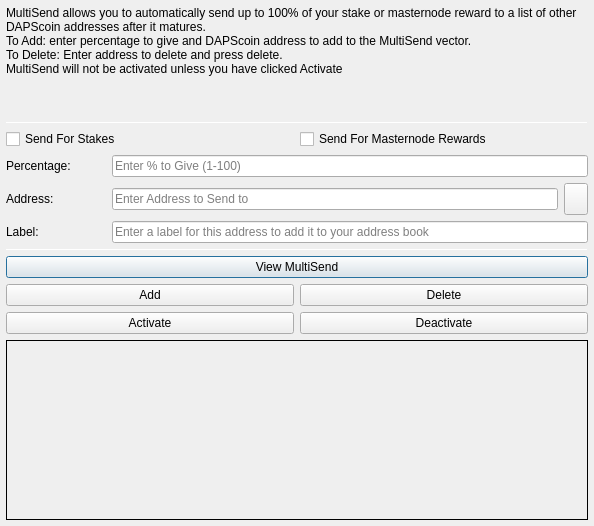
Qt form src/qt/forms/multisenddialog.ui (pedrorv0106/DAPS) before a commit.
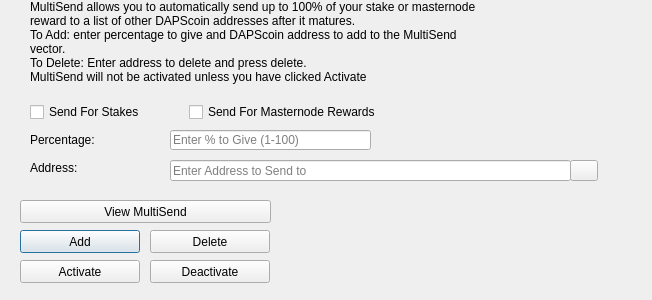
The same form after that commit. Icons and pictures are not drawn.

Commit message: DAPS-54 Change name and short name of the PIVX coin to DAPScoin | DAPS

```diff
--- a/src/qt/forms/multisenddialog.ui
+++ b/src/qt/forms/multisenddialog.ui
@@ -9,106 +9,22 @@
    <rect>
     <x>0</x>
     <y>0</y>
-    <width>594</width>
-    <height>526</height>
+    <width>652</width>
+    <height>300</height>
    </rect>
   </property>
   <property name="windowTitle">
    <string>MultiSend</string>
   </property>
-  <layout class="QVBoxLayout" name="verticalLayout" stretch="0">
-   <property name="leftMargin">
-    <number>6</number>
-   </property>
-   <property name="topMargin">
-    <number>6</number>
-   </property>
-   <property name="rightMargin">
-    <number>6</number>
-   </property>
-   <property name="bottomMargin">
-    <number>6</number>
-   </property>
-   <item>
-    <layout class="QVBoxLayout" name="verticalLayout_Main" stretch="1,1,1,0,1,1,1">
-     <item>
-      <widget class="QLabel" name="label_2">
-       <property name="lineWidth">
-        <number>1</number>
-       </property>
-       <property name="text">
-        <string>MultiSend allows you to automatically send up to 100% of your stake or masternode reward to a list of other DAPScoin addresses after it matures.
-To Add: enter percentage to give and DAPScoin address to add to the MultiSend vector.
-To Delete: Enter address to delete and press delete.
-MultiSend will not be activated unless you have clicked Activate</string>
-       </property>
-       <property name="alignment">
-        <set>Qt::AlignLeading|Qt::AlignLeft|Qt::AlignTop</set>
-       </property>
-       <property name="wordWrap">
-        <bool>true</bool>
-       </property>
-      </widget>
-     </item>
-     <item>
-      <widget class="Line" name="line">
-       <property name="minimumSize">
-        <size>
-         <width>0</width>
-         <height>1</height>
-        </size>
-       </property>
-       <property name="maximumSize">
-        <size>
-         <width>16777215</width>
-         <height>1</height>
-        </size>
-       </property>
-       <property name="orientation">
-        <enum>Qt::Horizontal</enum>
-       </property>
-      </widget>
-     </item>
-     <item>
-      <layout class="QVBoxLayout" name="verticalLayout_Settings">
-       <item>
-        <layout class="QHBoxLayout" name="horizontalLayout">
-         <item>
-          <widget class="QCheckBox" name="multiSendStakeCheckBox">
-           <property name="text">
-            <string>Send For Stakes</string>
-           </property>
-          </widget>
-         </item>
-         <item>
-          <widget class="QCheckBox" name="multiSendMasternodeCheckBox">
-           <property name="text">
-            <string>Send For Masternode Rewards</string>
-           </property>
-          </widget>
-         </item>
-        </layout>
-       </item>
-       <item>
-        <layout class="QHBoxLayout" name="horizontalLayout_6">
-         <item>
-          <widget class="QLabel" name="label">
-           <property name="minimumSize">
-            <size>
-             <width>100</width>
-             <height>0</height>
-            </size>
-           </property>
-           <property name="toolTip">
-            <string>Percentage of stake to send</string>
-           </property>
-           <property name="text">
-            <string>Percentage:</string>
-           </property>
-          </widget>
-         </item>
-         <item>
           <widget class="QLineEdit" name="multiSendPercentEdit">
+   <property name="geometry">
+    <rect>
+     <x>170</x>
+     <y>130</y>
+     <width>201</width>
+     <height>20</height>
+    </rect>
+   </property>
            <property name="toolTip">
             <string>Enter whole numbers 1 - 100</string>
            </property>
@@ -116,29 +32,15 @@
             <string>Enter % to Give (1-100)</string>
            </property>
           </widget>
-         </item>
-        </layout>
-       </item>
-       <item>
-        <layout class="QHBoxLayout" name="horizontalLayout_7">
-         <item>
-          <widget class="QLabel" name="label_5">
-           <property name="minimumSize">
-            <size>
-             <width>100</width>
-             <height>0</height>
-            </size>
-           </property>
-           <property name="toolTip">
-            <string>Address to send portion of stake to</string>
-           </property>
-           <property name="text">
-            <string>Address:</string>
-           </property>
-          </widget>
-         </item>
-         <item>
           <widget class="QLineEdit" name="multiSendAddressEdit">
+   <property name="geometry">
+    <rect>
+     <x>170</x>
+     <y>160</y>
+     <width>401</width>
+     <height>21</height>
+    </rect>
+   </property>
            <property name="toolTip">
             <string/>
            </property>
@@ -146,14 +48,87 @@
             <string>Enter Address to Send to</string>
            </property>
           </widget>
-         </item>
-         <item>
-          <widget class="QToolButton" name="addressBookButton">
-           <property name="maximumSize">
-            <size>
-             <width>16777215</width>
-             <height>32</height>
-            </size>
+  <widget class="QLabel" name="label_2">
+   <property name="geometry">
+    <rect>
+     <x>30</x>
+     <y>0</y>
+     <width>451</width>
+     <height>121</height>
+    </rect>
+   </property>
+   <property name="lineWidth">
+    <number>1</number>
+   </property>
+   <property name="text">
+    <string>MultiSend allows you to automatically send up to 100% of your stake or masternode reward to a list of other DAPScoin addresses after it matures.
+To Add: enter percentage to give and DAPScoin address to add to the MultiSend vector.
+To Delete: Enter address to delete and press delete.
+MultiSend will not be activated unless you have clicked Activate</string>
+   </property>
+   <property name="alignment">
+    <set>Qt::AlignLeading|Qt::AlignLeft|Qt::AlignTop</set>
+   </property>
+   <property name="wordWrap">
+    <bool>true</bool>
+   </property>
+  </widget>
+  <widget class="QLabel" name="message">
+   <property name="geometry">
+    <rect>
+     <x>290</x>
+     <y>200</y>
+     <width>351</width>
+     <height>91</height>
+    </rect>
+   </property>
+   <property name="text">
+    <string/>
+   </property>
+  </widget>
+  <widget class="QPushButton" name="addButton">
+   <property name="geometry">
+    <rect>
+     <x>20</x>
+     <y>230</y>
+     <width>120</width>
+     <height>23</height>
+    </rect>
+   </property>
+   <property name="toolTip">
+    <string/>
+   </property>
+   <property name="statusTip">
+    <string>Add to MultiSend Vector</string>
+   </property>
+   <property name="text">
+    <string>Add</string>
+   </property>
+  </widget>
+  <widget class="QPushButton" name="disableButton">
+   <property name="geometry">
+    <rect>
+     <x>150</x>
+     <y>260</y>
+     <width>120</width>
+     <height>23</height>
+    </rect>
+   </property>
+   <property name="statusTip">
+    <string>Deactivate MultiSend</string>
+   </property>
+   <property name="text">
+    <string>Deactivate</string>
+   </property>
+  </widget>
+  <widget class="QPushButton" name="addressBookButton">
+   <property name="geometry">
+    <rect>
+     <x>570</x>
+     <y>160</y>
+     <width>28</width>
+     <height>21</height>
+    </rect>
            </property>
            <property name="toolTip">
             <string>Choose an address from the address book</string>
@@ -168,61 +143,19 @@
            <property name="shortcut">
             <string>Alt+A</string>
            </property>
-          </widget>
-         </item>
-        </layout>
-       </item>
-      </layout>
-     </item>
-     <item>
-      <layout class="QHBoxLayout" name="horizontalLayout_3">
-       <item>
-        <widget class="QLabel" name="label_3">
-         <property name="minimumSize">
-          <size>
-           <width>100</width>
-           <height>0</height>
-          </size>
-         </property>
-         <property name="text">
-          <string>Label:</string>
-         </property>
-        </widget>
-       </item>
-       <item>
-        <widget class="QLineEdit" name="labelAddressLabelEdit">
-         <property name="placeholderText">
-          <string>Enter a label for this address to add it to your address book</string>
-         </property>
-        </widget>
-       </item>
-      </layout>
-     </item>
-     <item>
-      <widget class="Line" name="line_2">
-       <property name="minimumSize">
-        <size>
-         <width>0</width>
-         <height>1</height>
-        </size>
-       </property>
-       <property name="maximumSize">
-        <size>
-         <width>16777215</width>
-         <height>1</height>
-        </size>
-       </property>
-       <property name="orientation">
-        <enum>Qt::Horizontal</enum>
-       </property>
-      </widget>
-     </item>
-     <item>
-      <layout class="QVBoxLayout" name="verticalLayout_Buttons">
-       <item>
-        <layout class="QHBoxLayout" name="horizontalLayout_4">
-         <item>
-          <widget class="QPushButton" name="viewButton">
+   <property name="autoDefault">
+    <bool>false</bool>
+   </property>
+  </widget>
+  <widget class="QLabel" name="label">
+   <property name="geometry">
+    <rect>
+     <x>30</x>
+     <y>130</y>
+     <width>121</width>
+     <height>20</height>
+    </rect>
+   </property>
            <property name="toolTip">
             <string/>
            </property>
@@ -230,16 +163,18 @@
             <string>View MultiSend Vector</string>
            </property>
            <property name="text">
-            <string>View MultiSend</string>
-           </property>
-          </widget>
-         </item>
-        </layout>
-       </item>
-       <item>
-        <layout class="QHBoxLayout" name="horizontalLayout_2">
-         <item>
-          <widget class="QPushButton" name="addButton">
+    <string>Percentage:</string>
+   </property>
+  </widget>
+  <widget class="QLabel" name="label_5">
+   <property name="geometry">
+    <rect>
+     <x>30</x>
+     <y>160</y>
+     <width>111</width>
+     <height>16</height>
+    </rect>
+   </property>
            <property name="toolTip">
             <string/>
            </property>
@@ -247,12 +182,18 @@
             <string>Add to MultiSend Vector</string>
            </property>
            <property name="text">
-            <string>Add</string>
-           </property>
-          </widget>
-         </item>
-         <item>
+    <string>Address:</string>
+   </property>
+  </widget>
           <widget class="QPushButton" name="deleteButton">
+   <property name="geometry">
+    <rect>
+     <x>150</x>
+     <y>230</y>
+     <width>120</width>
+     <height>23</height>
+    </rect>
+   </property>
            <property name="toolTip">
             <string/>
            </property>
@@ -263,13 +204,15 @@
             <string>Delete</string>
            </property>
           </widget>
-         </item>
-        </layout>
-       </item>
-       <item>
-        <layout class="QHBoxLayout" name="horizontalLayout_5">
-         <item>
           <widget class="QPushButton" name="activateButton">
+   <property name="geometry">
+    <rect>
+     <x>20</x>
+     <y>260</y>
+     <width>120</width>
+     <height>23</height>
+    </rect>
+   </property>
            <property name="statusTip">
             <string>Activate MultiSend</string>
            </property>
@@ -277,55 +220,51 @@
             <string>Activate</string>
            </property>
           </widget>
-         </item>
-         <item>
-          <widget class="QPushButton" name="disableButton">
-           <property name="statusTip">
-            <string>Deactivate MultiSend</string>
-           </property>
-           <property name="text">
-            <string>Deactivate</string>
-           </property>
-          </widget>
-         </item>
-        </layout>
-       </item>
-      </layout>
-     </item>
-     <item>
-      <widget class="QLabel" name="message">
-       <property name="minimumSize">
-        <size>
-         <width>0</width>
-         <height>180</height>
-        </size>
-       </property>
-       <property name="frameShape">
-        <enum>QFrame::Panel</enum>
-       </property>
-       <property name="frameShadow">
-        <enum>QFrame::Plain</enum>
-       </property>
-       <property name="lineWidth">
-        <number>1</number>
-       </property>
-       <property name="midLineWidth">
-        <number>1</number>
-       </property>
-       <property name="text">
+  <widget class="QPushButton" name="viewButton">
+   <property name="geometry">
+    <rect>
+     <x>20</x>
+     <y>200</y>
+     <width>251</width>
+     <height>23</height>
+    </rect>
+   </property>
+   <property name="toolTip">
         <string/>
        </property>
-       <property name="alignment">
-        <set>Qt::AlignLeading|Qt::AlignLeft|Qt::AlignTop</set>
-       </property>
-       <property name="wordWrap">
-        <bool>true</bool>
-       </property>
-      </widget>
-     </item>
-    </layout>
-   </item>
-  </layout>
+   <property name="statusTip">
+    <string>View MultiSend Vector</string>
+   </property>
+   <property name="text">
+    <string>View MultiSend</string>
+   </property>
+  </widget>
+  <widget class="QWidget" name="horizontalLayoutWidget">
+   <property name="geometry">
+    <rect>
+     <x>30</x>
+     <y>100</y>
+     <width>351</width>
+     <height>24</height>
+    </rect>
+   </property>
+   <layout class="QHBoxLayout" name="horizontalLayout">
+    <item>
+     <widget class="QCheckBox" name="multiSendStakeCheckBox">
+      <property name="text">
+       <string>Send For Stakes</string>
+      </property>
+     </widget>
+    </item>
+    <item>
+     <widget class="QCheckBox" name="multiSendMasternodeCheckBox">
+      <property name="text">
+       <string>Send For Masternode Rewards</string>
+      </property>
+     </widget>
+    </item>
+   </layout>
+  </widget>
  </widget>
  <resources>
   <include location="../dapscoin.qrc"/>
```
Left out of the diff: 14 changed lines with no effect on the pictures. Lines whose indentation alone changed are shown as unchanged. The commit also changes 671 other files.
